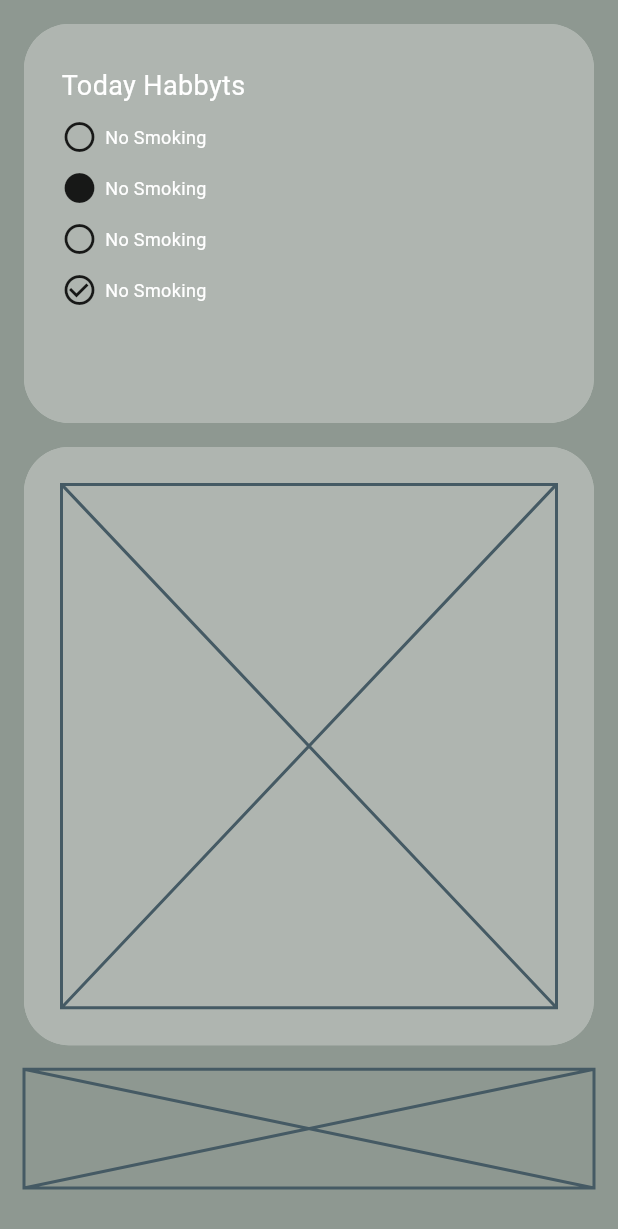
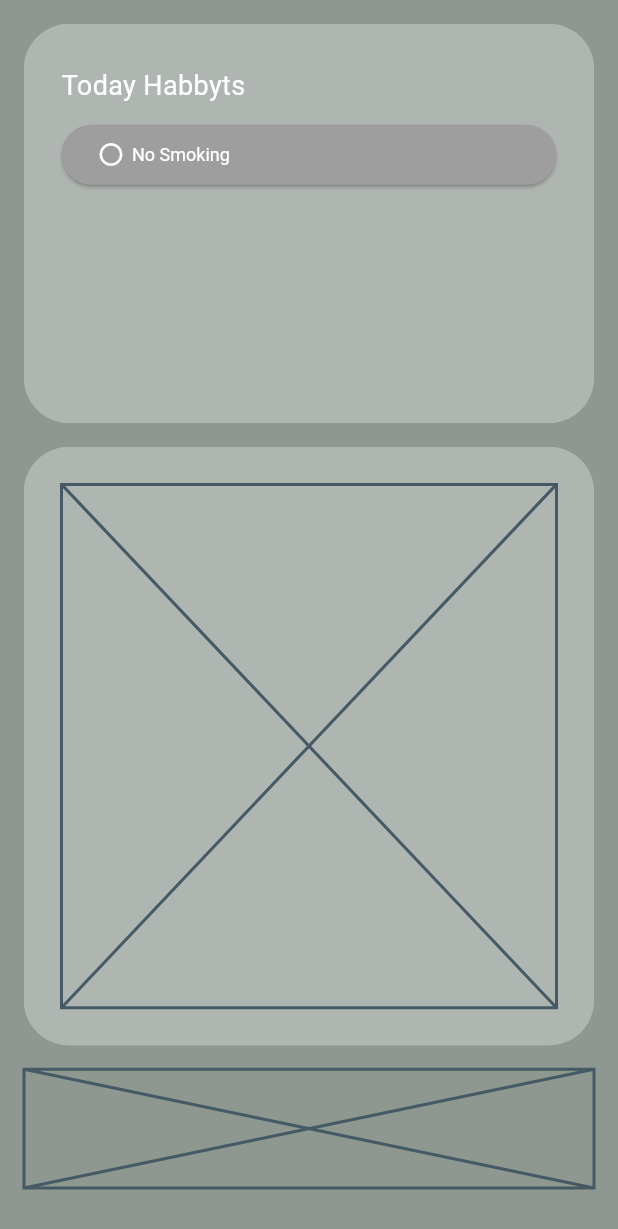
Before and after one commit to Bogghi/smore_tracker, a Flutter app: the screen it shows after launch, on a phone screen of 412 x 824 dp. Shown: the top 1229 px of the screen. Run offline on Flutter 3.47's test engine with Material 3 defaults, Android fonts, the phone set to English and light mode, and no system bars.

Commit message:
updated button style

```diff
--- a/lib/main.dart
+++ b/lib/main.dart
@@ -23,6 +23,18 @@ class MyApp extends StatelessWidget {
           backgroundColor: Colors.transparent,
         ),
         textTheme: const TextTheme(),
+        elevatedButtonTheme: ElevatedButtonThemeData(
+          style: ElevatedButton.styleFrom(
+            backgroundColor: Colors.grey,
+            textStyle: const TextStyle(
+              color: Colors.white,
+            ),
+            overlayColor: Colors.grey.shade800,
+          ),
+        ),
+        iconTheme: const IconThemeData(
+          color: Colors.white,
+        ),
       ),
       home: HomePage(),
     );
--- a/lib/pages/home_page/stats_view.dart
+++ b/lib/pages/home_page/stats_view.dart
@@ -40,17 +40,22 @@ class StatsView extends StatelessWidget {
                 SizedBox(
                   width:  double.infinity,
                   height: unit*2+unit/2,
-                  child: const Align(
+                  child: Align(
                     alignment: Alignment.centerLeft,
                     child: Column(
                       children: [
                         Padding(
-                          padding: EdgeInsets.symmetric(vertical: 5),
+                          padding: const EdgeInsets.symmetric(vertical: 5),
+                          child: ElevatedButton(
+                            onPressed: (){},
                             child: Row(
                               children: [
-                              Icon(Icons.circle_outlined),
+                                Icon(
+                                  Icons.circle_outlined,
+                                  color: Theme.of(context).iconTheme.color,
+                                ),
                                 const SizedBox(width: 5),
-                              Align(
+                                const Align(
                                   alignment: Alignment.centerLeft,
                                   child: Text(
                                     "No Smoking",
@@ -60,56 +65,6 @@ class StatsView extends StatelessWidget {
                                 ),
                               ],
                             ),
-                        ),
-                        Padding(
-                          padding: EdgeInsets.symmetric(vertical: 5),
-                          child: Row(
-                            children: [
-                              Icon(Icons.circle),
-                              const SizedBox(width: 5),
-                              Align(
-                                alignment: Alignment.centerLeft,
-                                child: Text(
-                                  "No Smoking",
-                                  style: TextStyle(
-                                      fontSize: 12, color: Colors.white),
-                                ),
-                              ),
-                            ],
-                          ),
-                        ),
-                        Padding(
-                          padding: EdgeInsets.symmetric(vertical: 5),
-                          child: Row(
-                            children: [
-                              Icon(Icons.circle_outlined),
-                              const SizedBox(width: 5),
-                              Align(
-                                alignment: Alignment.centerLeft,
-                                child: Text(
-                                  "No Smoking",
-                                  style: TextStyle(
-                                      fontSize: 12, color: Colors.white),
-                                ),
-                              ),
-                            ],
-                          ),
-                        ),
-                        Padding(
-                          padding: EdgeInsets.symmetric(vertical: 5),
-                          child: Row(
-                            children: [
-                              Icon(Icons.check_circle_outline),
-                              const SizedBox(width: 5),
-                              Align(
-                                alignment: Alignment.centerLeft,
-                                child: Text(
-                                  "No Smoking",
-                                  style: TextStyle(
-                                      fontSize: 12, color: Colors.white),
-                                ),
-                              ),
-                            ],
                           ),
                         ),
                       ],
```
Lines whose indentation alone changed are shown as unchanged.
